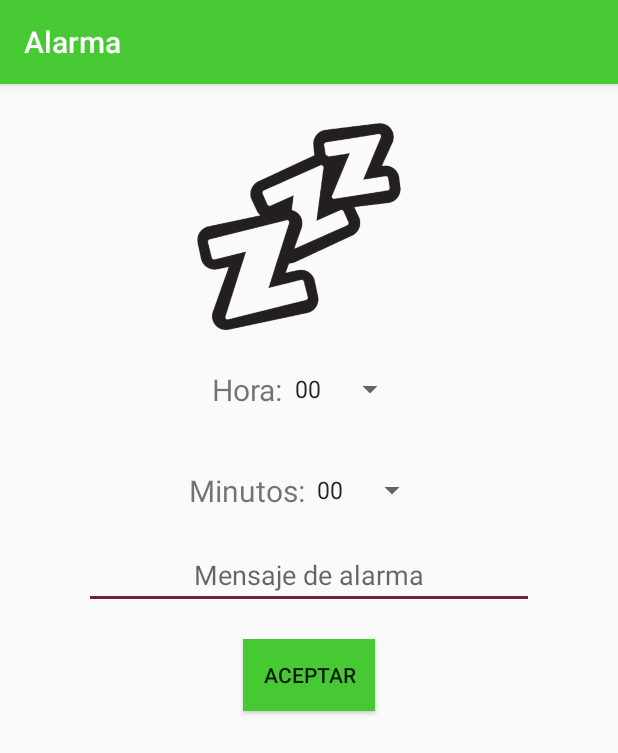
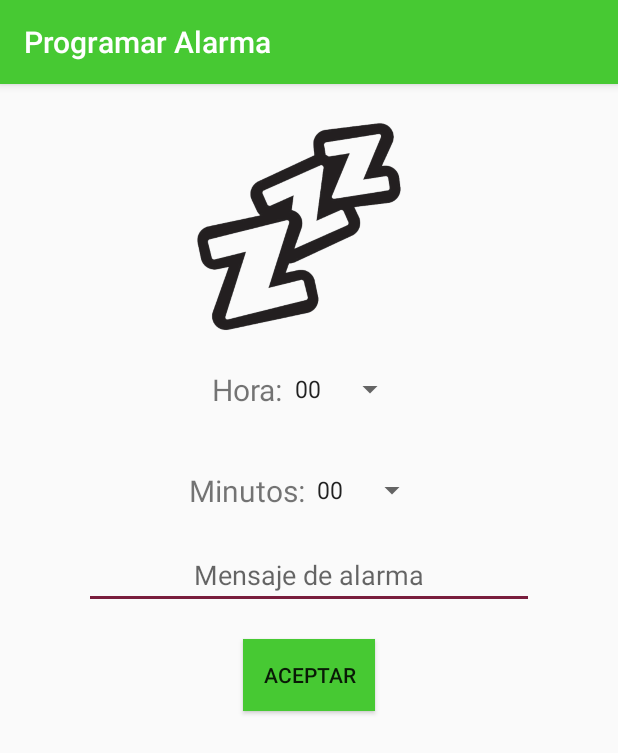
Before and after one commit to ErikaStephanieRamirez/AlarmaErika, an Android app: the screen it shows after launch (MainActivity), on a phone screen of 412 x 824 dp. Shown: the top 753 px of the screen. Run offline under Robolectric (Android 15) with nearby library versions, the phone set to English and light mode, and no system bars.

Commit message:
con string

```diff
--- a/app/src/main/res/layout/activity_main.xml
+++ b/app/src/main/res/layout/activity_main.xml
@@ -26,7 +26,7 @@
             android:layout_width="wrap_content"
             android:layout_height="wrap_content"
             android:layout_gravity="center"
-            android:text="Hora:"
+            android:text="@string/hora"
             android:textSize="20sp" />
 
 
@@ -51,7 +51,7 @@
             android:layout_width="wrap_content"
             android:layout_height="wrap_content"
             android:layout_gravity="center"
-            android:text="Minutos:"
+            android:text="@string/minutos"
             android:textSize="20sp" />
 
         <Spinner
@@ -77,7 +77,7 @@
         android:id="@+id/acept"
         android:layout_width="wrap_content"
         android:layout_height="wrap_content"
-        android:text="ACEPTAR"
+        android:text="@string/aceptar"
         android:background="#47c933"
         android:layout_gravity="center"/>
 
--- a/app/src/main/res/values/strings.xml
+++ b/app/src/main/res/values/strings.xml
@@ -1,5 +1,8 @@
 <resources>
-    <string name="app_name">Alarma</string>
+    <string name="app_name">Programar Alarma</string>
+    <string name="aceptar">ACEPTAR</string>
+    <string name="minutos">Minutos:</string>
+    <string name="hora">Hora:</string>
 
     <string-array name="horas">
         <item>00</item>
```
